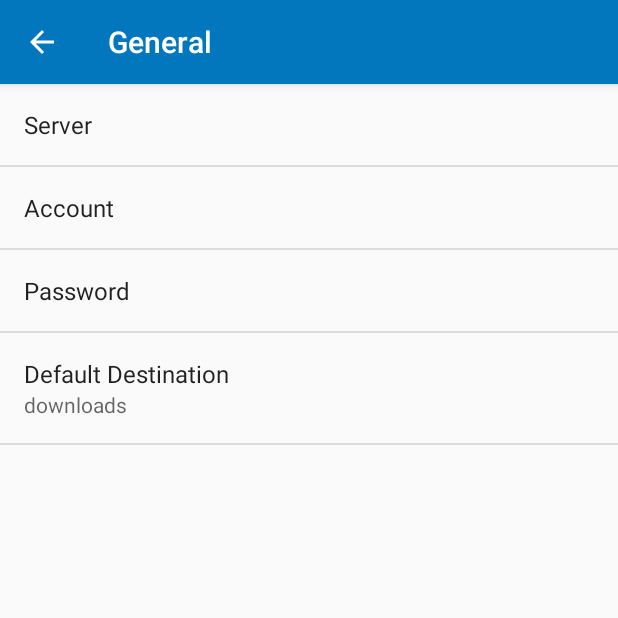
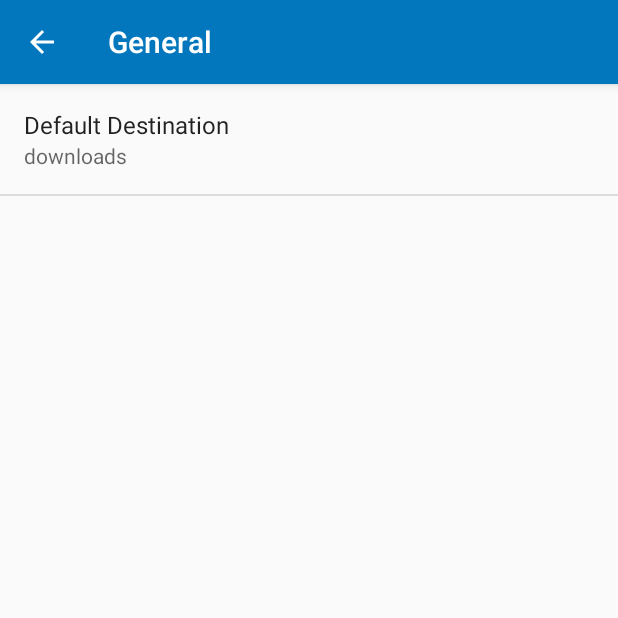
Before and after one commit to MarcDufresne/DSManager, an Android app: the SettingsActivity screen opened directly, with no data from a screen before it, after a tap on "General", on a phone screen of 412 x 824 dp, the top half of it. Run offline under Robolectric (Android 15) with nearby library versions, the phone set to English and light mode, and no system bars.

Commit message:
- Removed server, username and password from settings - Added logout button

```diff
--- a/app/src/main/java/net/imatruck/dsmanager/SettingsActivity.java
+++ b/app/src/main/java/net/imatruck/dsmanager/SettingsActivity.java
@@ -53,18 +53,7 @@ public class SettingsActivity extends AppCompatPreferenceActivity {
                                         : null);
 
                     } else {
-                        // For all other preferences, set the summary to the value's
-                        // simple string representation.
-                        if (preference.getKey().equals(
-                                preference.getContext().getString(R.string.pref_key_password))) {
-                            if (stringValue.length() > 0) {
-                                preference.setSummary("******");
-                            } else {
-                                preference.setSummary("");
-                            }
-                        } else {
-                            preference.setSummary(stringValue);
-                        }
+                        preference.setSummary(stringValue);
                     }
                     return true;
                 }
@@ -171,10 +160,8 @@ public class SettingsActivity extends AppCompatPreferenceActivity {
             // to their values. When their values change, their summaries are
             // updated to reflect the new value, per the Android Design
             // guidelines.
-            bindPreferenceSummaryToValue(findPreference(getString(R.string.pref_key_server)));
-            bindPreferenceSummaryToValue(findPreference(getString(R.string.pref_key_account)));
-            bindPreferenceSummaryToValue(findPreference(getString(R.string.pref_key_password)));
-            bindPreferenceSummaryToValue(findPreference(getString(R.string.pref_key_default_destination)));
+            bindPreferenceSummaryToValue(
+                    findPreference(getString(R.string.pref_key_default_destination)));
         }
 
         @Override
--- a/app/src/main/res/values/strings.xml
+++ b/app/src/main/res/values/strings.xml
@@ -6,7 +6,9 @@
     <string name="task_list_empty">No tasks</string>
 
     <string name="action_settings">Settings</string>
+    <string name="action_server_config">Server Config</string>
     <string name="action_debug">Debug</string>
+    <string name="action_logout">Logout</string>
     <string name="action_refresh">Refresh</string>
 
     <string name="debug_api_button">Test</string>
--- a/app/src/main/res/xml/pref_general.xml
+++ b/app/src/main/res/xml/pref_general.xml
@@ -1,22 +1,4 @@
 <PreferenceScreen xmlns:android="http://schemas.android.com/apk/res/android">
-    <EditTextPreference
-        android:inputType="textUri"
-        android:key="@string/pref_key_server"
-        android:selectAllOnFocus="true"
-        android:singleLine="true"
-        android:title="@string/pref_title_server" />
-    <EditTextPreference
-        android:inputType="textNoSuggestions"
-        android:key="@string/pref_key_account"
-        android:selectAllOnFocus="true"
-        android:singleLine="true"
-        android:title="@string/pref_title_account" />
-    <EditTextPreference
-        android:inputType="textPassword"
-        android:key="@string/pref_key_password"
-        android:selectAllOnFocus="true"
-        android:singleLine="true"
-        android:title="@string/pref_title_password" />
     <EditTextPreference
         android:defaultValue="@string/pref_default_default_destination"
         android:key="@string/pref_key_default_destination"
```
Also changed, not shown: app/src/main/java/net/imatruck/dsmanager/TaskListActivity.java (+13 -8 lines), app/src/main/res/menu/menu_task_list.xml (+7 -1 lines).
